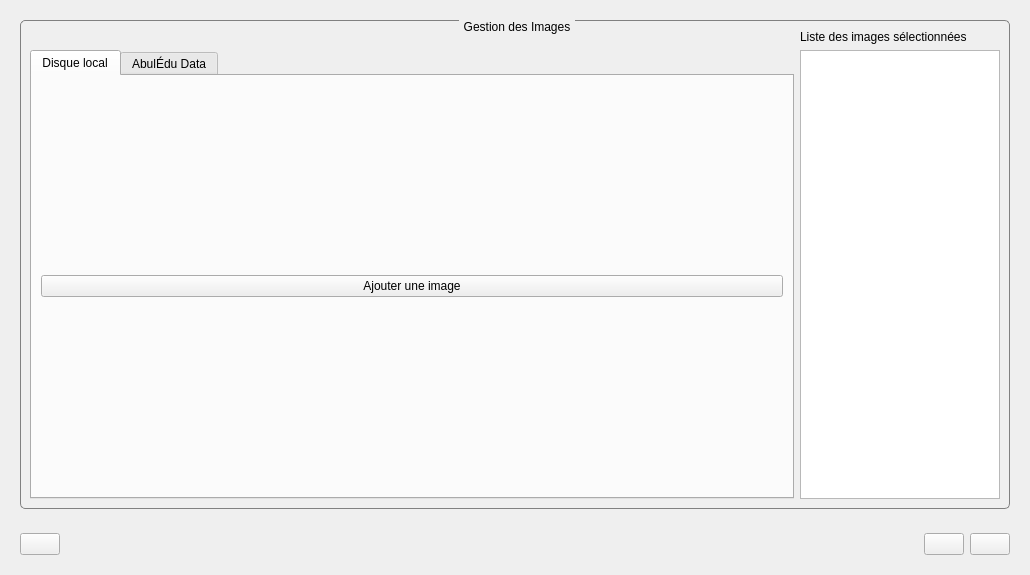
Txikilinux/leterrier-mulot, file editeur.ui: the form before one commit.
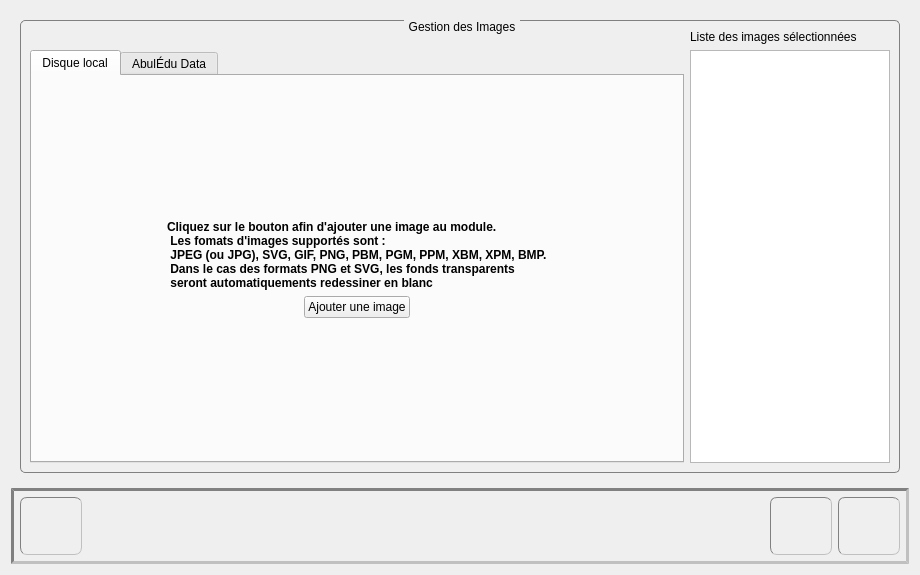
The form after the commit. The open tabs and pages were chosen to show the change. Icons and pictures are not drawn. Custom widgets are drawn as their Qt base class.

What changed in the file:
```diff
--- a/editeur.ui
+++ b/editeur.ui
@@ -9,7 +9,7 @@
    <rect>
     <x>0</x>
     <y>0</y>
-    <width>1030</width>
+    <width>920</width>
     <height>575</height>
    </rect>
   </property>
@@ -39,6 +39,28 @@
   <layout class="QGridLayout" name="gridLayout_6">
    <item row="2" column="0">
     <widget class="QWidget" name="widgetNavigation" native="true">
+     <property name="styleSheet">
+      <string notr="true">#widgetNavigation {
+border: 3px inset gray;
+border-radius: 40px;
+
+}
+
+QPushButton {
+color: gray;
+border-width: 1px;
+border-style: inset;
+border-radius: 7;
+padding: 3px;
+font-size: 10px;
+padding-left: 5px;
+padding-right: 5px;
+min-width: 50px;
+max-width: 50px;
+min-height: 50px;
+max-height: 50px;
+}</string>
+     </property>
      <layout class="QGridLayout" name="gridLayout_10">
       <item row="0" column="0">
        <widget class="QPushButton" name="btnQuitter">
@@ -263,14 +285,108 @@
              <attribute name="title">
               <string>Disque local</string>
              </attribute>
-             <layout class="QGridLayout" name="gridLayout_14">
-              <item row="0" column="0">
+             <layout class="QGridLayout" name="gridLayout_13">
+              <item row="0" column="2">
+               <spacer name="verticalSpacer_7">
+                <property name="orientation">
+                 <enum>Qt::Vertical</enum>
+                </property>
+                <property name="sizeHint" stdset="0">
+                 <size>
+                  <width>20</width>
+                  <height>112</height>
+                 </size>
+                </property>
+               </spacer>
+              </item>
+              <item row="1" column="0">
+               <spacer name="horizontalSpacer_7">
+                <property name="orientation">
+                 <enum>Qt::Horizontal</enum>
+                </property>
+                <property name="sizeHint" stdset="0">
+                 <size>
+                  <width>65</width>
+                  <height>20</height>
+                 </size>
+                </property>
+               </spacer>
+              </item>
+              <item row="1" column="1" colspan="3">
+               <widget class="QLabel" name="lblDisqueLocal">
+                <property name="styleSheet">
+                 <string notr="true">#lblDisqueLocal{
+font : bold;
+}</string>
+                </property>
+                <property name="text">
+                 <string>Cliquez sur le bouton afin d'ajouter une image au module.
+ Les fomats d'images supportés sont : 
+ JPEG (ou JPG), SVG, GIF, PNG, PBM, PGM, PPM, XBM, XPM, BMP. 
+ Dans le cas des formats PNG et SVG, les fonds transparents
+ seront automatiquements redessiner en blanc</string>
+                </property>
+               </widget>
+              </item>
+              <item row="1" column="4">
+               <spacer name="horizontalSpacer_8">
+                <property name="orientation">
+                 <enum>Qt::Horizontal</enum>
+                </property>
+                <property name="sizeHint" stdset="0">
+                 <size>
+                  <width>64</width>
+                  <height>20</height>
+                 </size>
+                </property>
+               </spacer>
+              </item>
+              <item row="2" column="1">
+               <spacer name="horizontalSpacer_5">
+                <property name="orientation">
+                 <enum>Qt::Horizontal</enum>
+                </property>
+                <property name="sizeHint" stdset="0">
+                 <size>
+                  <width>40</width>
+                  <height>20</height>
+                 </size>
+                </property>
+               </spacer>
+              </item>
+              <item row="2" column="2">
                <widget class="QPushButton" name="btnAjouterImageQFileDialog">
                 <property name="text">
                  <string>Ajouter une image</string>
                 </property>
                </widget>
               </item>
+              <item row="2" column="3">
+               <spacer name="horizontalSpacer_6">
+                <property name="orientation">
+                 <enum>Qt::Horizontal</enum>
+                </property>
+                <property name="sizeHint" stdset="0">
+                 <size>
+                  <width>40</width>
+                  <height>20</height>
+                 </size>
+                </property>
+               </spacer>
+              </item>
+              <item row="3" column="2">
+               <spacer name="verticalSpacer_8">
+                <property name="orientation">
+                 <enum>Qt::Vertical</enum>
+                </property>
+                <property name="sizeHint" stdset="0">
+                 <size>
+                  <width>20</width>
+                  <height>111</height>
+                 </size>
+                </property>
+               </spacer>
+              </item>
              </layout>
             </widget>
             <widget class="QWidget" name="pageMediatheque">
```
Left out of the diff: 100 changed lines with no effect on the pictures.
